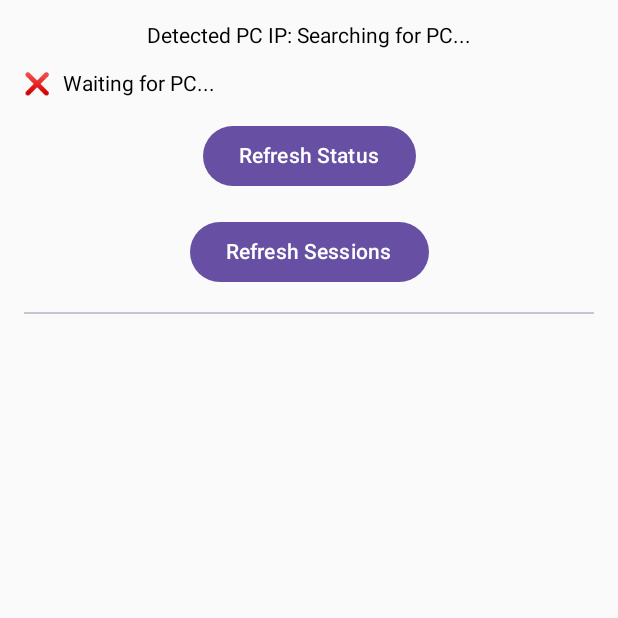
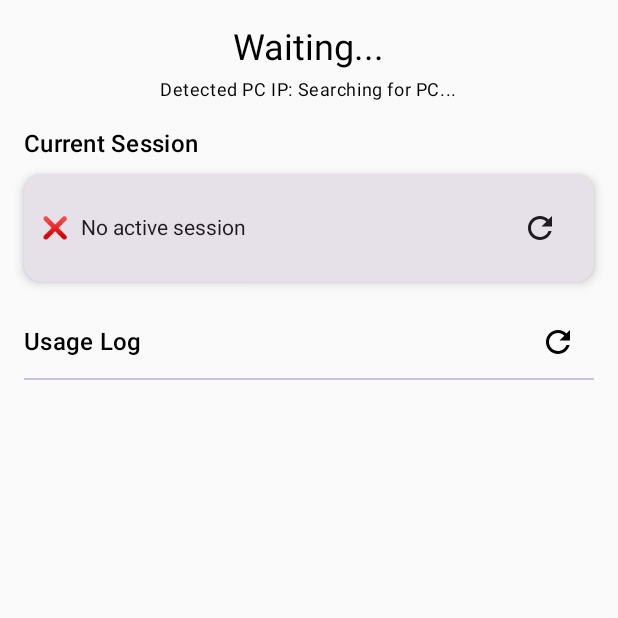
Before and after one commit to ImportantSeal/PC-ActivityTracker, an Android app built with Jetpack Compose: the screen it shows after launch (MainActivity), on a phone screen of 412 x 824 dp, the top half of it. Run offline under Robolectric (Android 15) with nearby library versions, the phone set to English and light mode, and no system bars.

Commit message:
cleaned currenct section display to match usage log. added clearer titles

```diff
--- a/PCActivityTracker/app/src/main/java/com/example/pc_activitytracker/MainActivity.kt
+++ b/PCActivityTracker/app/src/main/java/com/example/pc_activitytracker/MainActivity.kt
@@ -8,13 +8,13 @@ import androidx.compose.foundation.layout.*
 import androidx.compose.foundation.lazy.LazyColumn
 import androidx.compose.foundation.lazy.items
 import androidx.compose.material3.*
+import androidx.compose.material.icons.Icons
+import androidx.compose.material.icons.filled.Refresh
 import androidx.compose.runtime.*
 import androidx.compose.ui.Alignment
 import androidx.compose.ui.Modifier
-import androidx.compose.ui.platform.LocalContext
 import androidx.compose.ui.unit.dp
-import coil.compose.AsyncImage
-import coil.request.ImageRequest
+import androidx.compose.ui.graphics.asImageBitmap
 import kotlinx.coroutines.*
 import okhttp3.*
 import org.json.JSONArray
@@ -22,15 +22,13 @@ import org.json.JSONObject
 import java.io.IOException
 import java.net.DatagramPacket
 import java.net.DatagramSocket
-import java.net.InetSocketAddress
 import java.net.SocketTimeoutException
 import android.graphics.Bitmap
 import android.graphics.BitmapFactory
 import android.util.Base64
-import androidx.compose.ui.graphics.asImageBitmap
 
 data class Session(val text: String, val iconUrl: String)
-data class ActiveSession(val text: String, val iconUrl: String)
+data class ActiveSession(val onlineStatus: String, val details: String, val iconUrl: String)
 
 class MainActivity : ComponentActivity() {
     override fun onCreate(savedInstanceState: Bundle?) {
@@ -44,7 +42,7 @@ class MainActivity : ComponentActivity() {
 @Composable
 fun MainScreen() {
     var pcIp by remember { mutableStateOf("Searching for PC...") }
-    var activeSession by remember { mutableStateOf(ActiveSession("Waiting for PC...", "")) }
+    var activeSession by remember { mutableStateOf(ActiveSession("Waiting...", "", "")) }
     var sessionList by remember { mutableStateOf<List<Session>>(emptyList()) }
     val coroutineScope = rememberCoroutineScope()
     val ipRegex = Regex("""\d+\.\d+\.\d+\.\d+""")
@@ -59,7 +57,7 @@ fun MainScreen() {
         }
     }
 
-    // Automaattinen statuspäivitys vain, jos pcIp on kelvollinen
+    // Automaattinen statuspäivitys
     LaunchedEffect(pcIp) {
         if (ipRegex.matches(pcIp)) {
             while (true) {
@@ -71,7 +69,7 @@ fun MainScreen() {
         }
     }
 
-    // Automaattinen sessiolistan päivitys vain, jos pcIp on kelvollinen
+    // Automaattinen sessiolistan päivitys
     LaunchedEffect(pcIp) {
         if (ipRegex.matches(pcIp)) {
             while (true) {
@@ -83,19 +81,43 @@ fun MainScreen() {
         }
     }
 
+    // UI
+    Column(modifier = Modifier.fillMaxSize().padding(16.dp)) {
+        // Yläosa: PC online status ja IP-osoite
         Column(
-        modifier = Modifier.fillMaxSize().padding(16.dp),
-        verticalArrangement = Arrangement.Top,
+            modifier = Modifier.fillMaxWidth(),
             horizontalAlignment = Alignment.CenterHorizontally
         ) {
-        Text("Detected PC IP: $pcIp")
+            Text(
+                text = activeSession.onlineStatus,
+                style = MaterialTheme.typography.headlineSmall
+            )
+            Spacer(modifier = Modifier.height(4.dp))
+            Text(
+                text = "Detected PC IP: $pcIp",
+                style = MaterialTheme.typography.bodySmall
+            )
+        }
         Spacer(modifier = Modifier.height(16.dp))
 
-        // Näytetään aktiivinen sessio kuvakkeella
+        // Current Session -osio
+        Text(
+            text = "Current Session",
+            style = MaterialTheme.typography.titleMedium
+        )
+        Spacer(modifier = Modifier.height(8.dp))
+        Card(
+            modifier = Modifier.fillMaxWidth(),
+            elevation = CardDefaults.cardElevation(defaultElevation = 4.dp)
+        ) {
             Row(
-            modifier = Modifier.fillMaxWidth(),
-            verticalAlignment = Alignment.CenterVertically
+                modifier = Modifier
+                    .fillMaxWidth()
+                    .padding(12.dp),
+                verticalAlignment = Alignment.CenterVertically,
+                horizontalArrangement = Arrangement.SpaceBetween
             ) {
+                Row(verticalAlignment = Alignment.CenterVertically) {
                     val bitmap = decodeBase64Image(activeSession.iconUrl)
                     if (bitmap != null) {
                         Image(
@@ -107,36 +129,51 @@ fun MainScreen() {
                         Text("❌")
                     }
                     Spacer(modifier = Modifier.width(8.dp))
-            Text(activeSession.text)
+                    Text(text = activeSession.details.ifEmpty { "No active session" })
                 }
-
-        Spacer(modifier = Modifier.height(16.dp))
-
-        Button(onClick = {
+                IconButton(onClick = {
                     coroutineScope.launch {
                         if (ipRegex.matches(pcIp)) {
                             activeSession = fetchPcStatus(pcIp)
                         }
                     }
                 }) {
-            Text("Refresh Status")
+                    Icon(
+                        imageVector = Icons.Filled.Refresh,
+                        contentDescription = "Refresh Status"
+                    )
                 }
-
+            }
+        }
         Spacer(modifier = Modifier.height(16.dp))
 
-        Button(onClick = {
+        // Usage Log -osio
+        Row(
+            modifier = Modifier.fillMaxWidth(),
+            verticalAlignment = Alignment.CenterVertically,
+            horizontalArrangement = Arrangement.SpaceBetween
+        ) {
+            Text(
+                text = "Usage Log",
+                style = MaterialTheme.typography.titleMedium
+            )
+            IconButton(onClick = {
                 coroutineScope.launch {
                     if (ipRegex.matches(pcIp)) {
                         sessionList = fetchSessionList(pcIp)
                     }
                 }
             }) {
-            Text("Refresh Sessions")
+                Icon(
+                    imageVector = Icons.Filled.Refresh,
+                    contentDescription = "Refresh Sessions"
+                )
             }
+        }
+        Divider()
+        Spacer(modifier = Modifier.height(8.dp))
 
-        Spacer(modifier = Modifier.height(16.dp))
-        Divider()
-
+        // Sessioiden lista
         LazyColumn(
             modifier = Modifier
                 .fillMaxWidth()
@@ -146,7 +183,7 @@ fun MainScreen() {
                 Card(
                     modifier = Modifier
                         .fillMaxWidth()
-                        .padding(8.dp),
+                        .padding(vertical = 4.dp),
                     elevation = CardDefaults.cardElevation(defaultElevation = 4.dp)
                 ) {
                     Row(
@@ -206,31 +243,38 @@ suspend fun receivePcIp(): String = withContext(Dispatchers.IO) {
 suspend fun fetchPcStatus(ip: String): ActiveSession = withContext(Dispatchers.IO) {
     val ipRegex = Regex("""\d+\.\d+\.\d+\.\d+""")
     if (!ipRegex.matches(ip))
-        return@withContext ActiveSession("Invalid IP address: $ip", "")
+        return@withContext ActiveSession("Invalid IP address: $ip", "", "")
     val client = OkHttpClient()
     val request = Request.Builder().url("http://$ip:5000/status").build()
     try {
         val response = client.newCall(request).execute()
         if (response.isSuccessful) {
             val json = JSONObject(response.body?.string() ?: "{}")
-            var statusText = "PC Status: ${json.getString("status")}"
+            val serverStatus = json.getString("status")
+            val onlineStatus = if (serverStatus.equals("Online", ignoreCase = true)
+                || serverStatus.equals("PC is online", ignoreCase = true)
+            ) {
+                "PC is online"
+            } else {
+                "PC is offline"
+            }
+            var detailsText = ""
             var iconUrl = ""
             if (json.has("current_session")) {
                 val cs = json.getJSONObject("current_session")
-                val appName = cs.optString("process", "Unknown App")
                 val windowName = cs.optString("window", "Unknown Window")
                 val startTime = cs.optString("start_time", "Unknown Start")
                     .split("T").getOrElse(1) { "??:??" }
                     .substring(0, 5)
+                detailsText = "Currently Active: $windowName since $startTime"
                 iconUrl = cs.optString("icon_url", "")
-                statusText += "\nCurrently Active: $windowName since $startTime"
             }
-            return@withContext ActiveSession(statusText, iconUrl)
+            return@withContext ActiveSession(onlineStatus, detailsText, iconUrl)
         } else {
-            return@withContext ActiveSession("HTTP Error: ${response.code}", "")
+            return@withContext ActiveSession("HTTP Error: ${response.code}", "", "")
         }
     } catch (e: IOException) {
-        return@withContext ActiveSession("Connection failed: ${e.message}", "")
+        return@withContext ActiveSession("Connection failed: ${e.message}", "", "")
     }
 }
 
@@ -251,7 +295,6 @@ suspend fun fetchSessionList(ip: String): List<Session> = withContext(Dispatcher
         val sessionList = mutableListOf<Session>()
         for (i in 0 until jsonArray.length()) {
             val session = jsonArray.getJSONObject(i)
-            val appName = session.optString("process", "Unknown App")
             val windowName = session.optString("window", "Unknown Window")
             val startTime = session.optString("start_time", "Unknown Start")
                 .split("T").getOrElse(1) { "??:??" }
```
Lines whose indentation alone changed are shown as unchanged.
